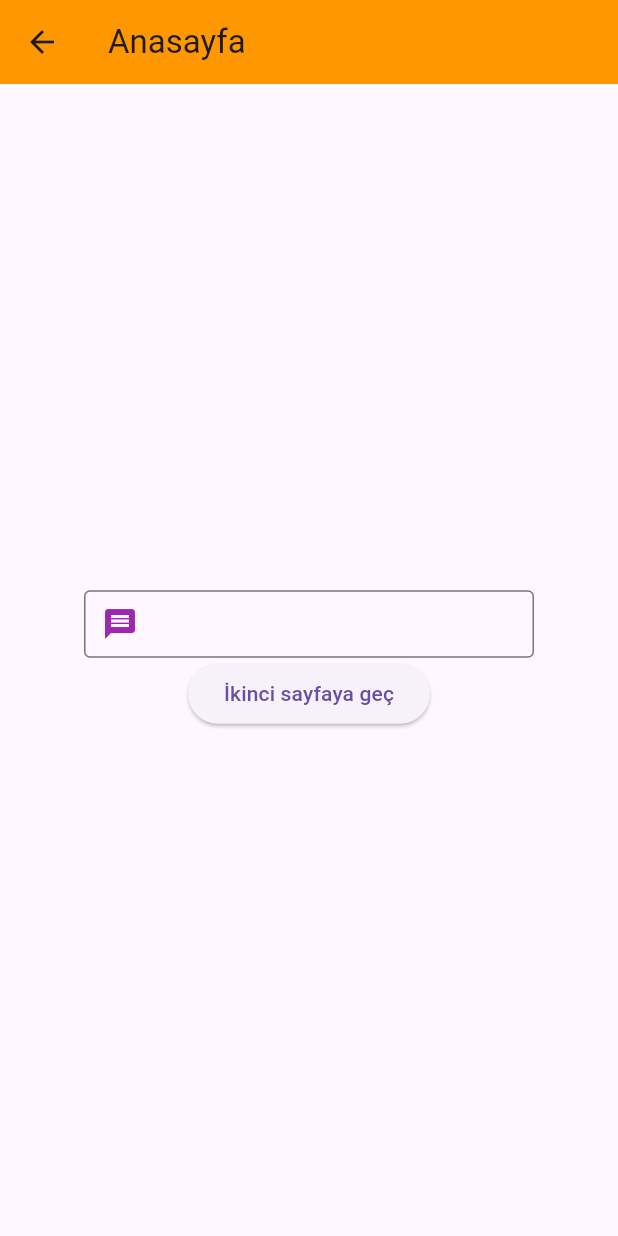
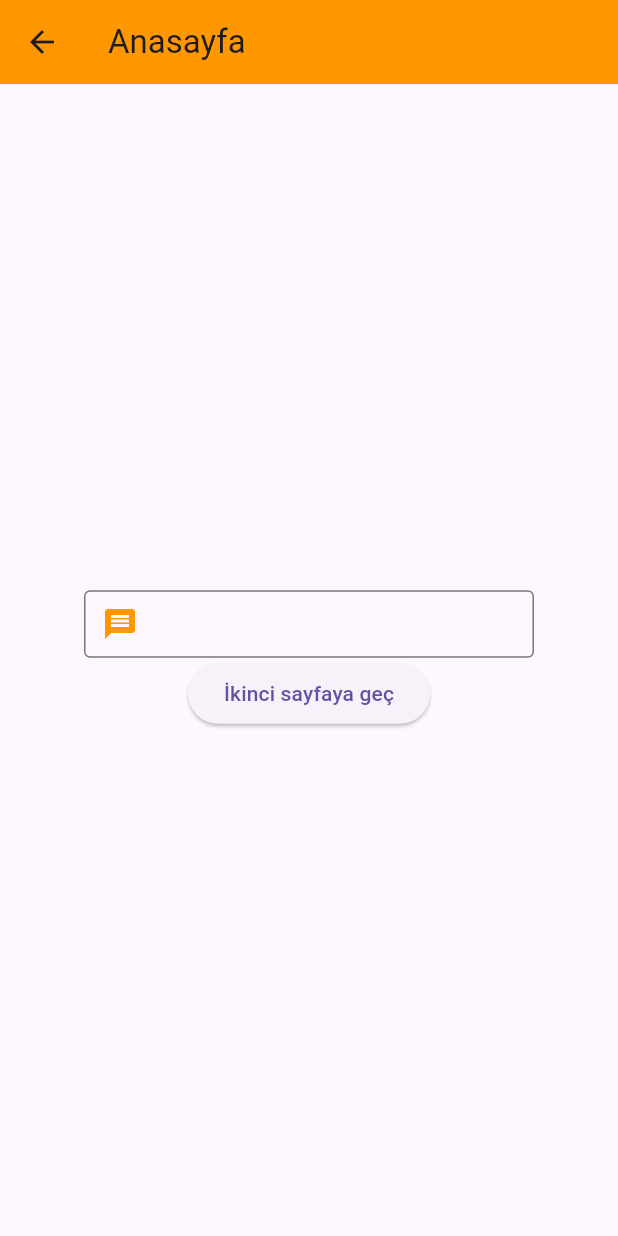
Before and after one commit to furkanozcel/flutter101Konular, a Flutter app: the AnaSayfa screen opened directly, on a phone screen of 412 x 824 dp. Run offline on Flutter 3.47's test engine with Material 3 defaults, Android fonts, the phone set to English and light mode, and no system bars; our stand-ins replace shared_preferences; accounts and stored records are empty.

Commit message:
anasayfa.dartta prefixicon renk değişimi yapıldı

```diff
--- a/lib/ekranlar_arasi_gecis/ana_sayfa.dart
+++ b/lib/ekranlar_arasi_gecis/ana_sayfa.dart
@@ -24,7 +24,7 @@ class AnaSayfa extends StatelessWidget {
                 cursorHeight: 15,
                 decoration: const InputDecoration(
                   prefixIcon: Icon(Icons.message),
-                  prefixIconColor: Colors.purple,
+                  prefixIconColor: Colors.orange,
                   border: OutlineInputBorder(),
                 ),
               ),
```
